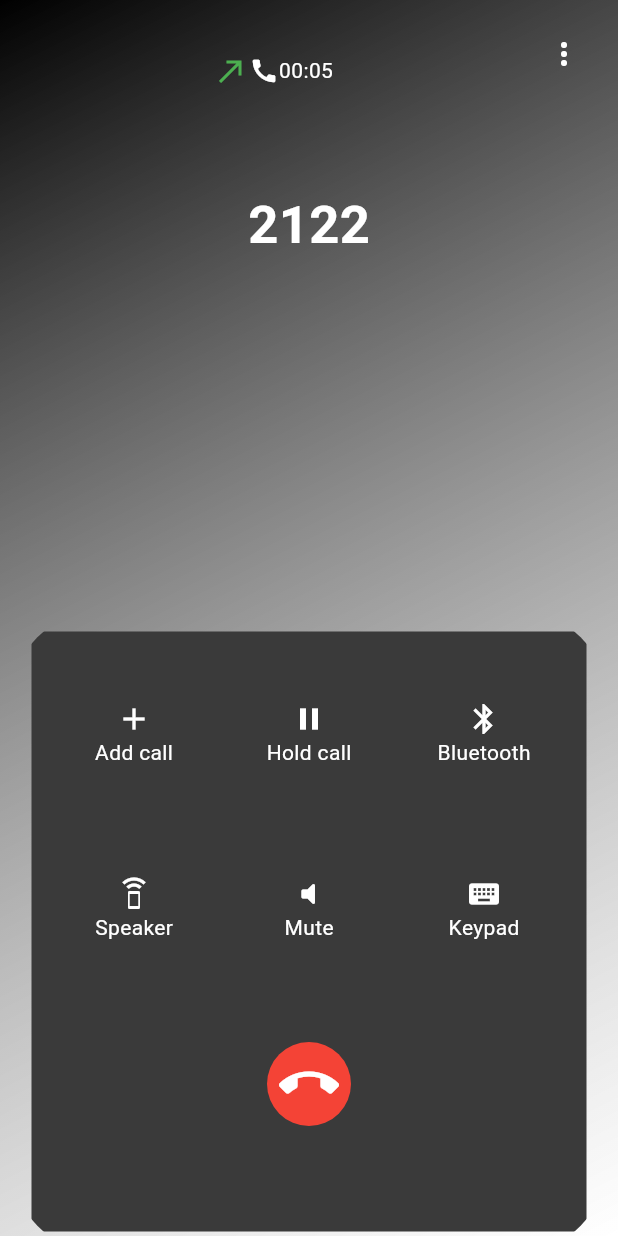
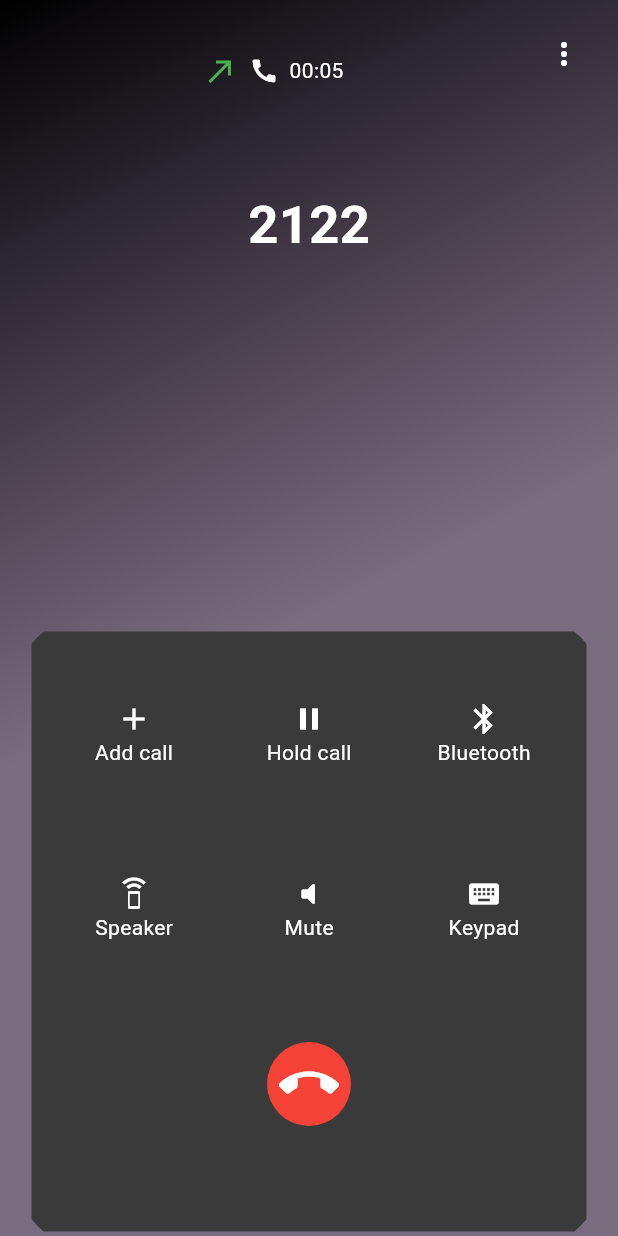
Before and after one commit to 90duse/asign_one_mo_ahmed, a Flutter app: the screen it shows after launch, on a phone screen of 412 x 824 dp. Run offline on Flutter 3.47's test engine with Material 3 defaults, Android fonts, the phone set to English and light mode, and no system bars; our stand-ins replace faker, like_button, shimmer; missing offline and left inert: dart:html, dart:js_util.

Commit message:
changed the gradient color and added some padding

```diff
--- a/lib/phoneUI.dart
+++ b/lib/phoneUI.dart
@@ -12,11 +12,11 @@ class phoneui extends StatelessWidget {
         decoration: BoxDecoration(
             gradient: LinearGradient(
                 begin: Alignment.topLeft,
-                end: Alignment.bottomRight,
+                end: Alignment.center,
                 colors: [
               Color.fromARGB(255, 0, 0, 0),
-              // Color.fromARGB(26, 81, 60, 100),
-              Colors.white54,
+              // Color.fromARGB(26, 116, 116, 116),
+              Color.fromARGB(149, 25, 5, 37),
             ])),
         child: Scaffold(
           backgroundColor: Colors.transparent,
@@ -29,14 +29,20 @@ class phoneui extends StatelessWidget {
                 subtitle: Row(
                   mainAxisAlignment: MainAxisAlignment.center,
                   children: [
-                    Icon(
-                      Icons.call_made_outlined,
-                      color: Colors.green,
+                    Padding(
+                      padding: const EdgeInsets.only(right: 7.0),
+                      child: Icon(
+                        Icons.call_made_outlined,
+                        color: Colors.green,
+                      ),
                     ),
-                    Icon(
-                      Icons.call,
-                      color: Colors.white,
-                      size: 20.0,
+                    Padding(
+                      padding: const EdgeInsets.only(right: 7.0),
+                      child: Icon(
+                        Icons.call,
+                        color: Colors.white,
+                        size: 20.0,
+                      ),
                     ),
                     Text(
                       '00:05',
```
